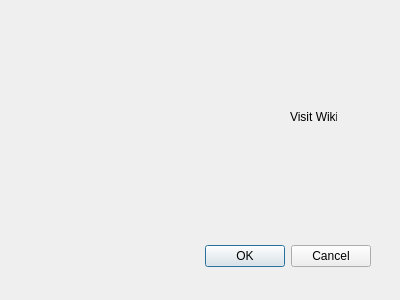
This is infowindow.ui in hrafnkelli14/Verklegt-verkefni-3 as Qt 5 draws it before an edit. The edited form follows.
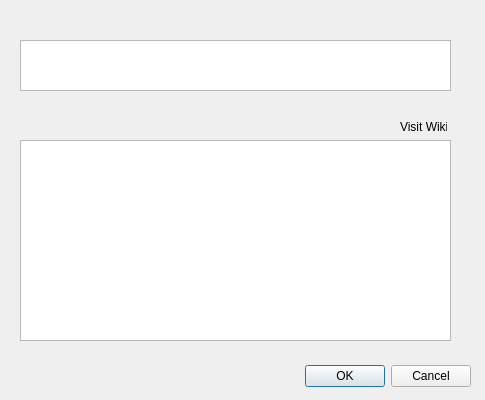
This is the edited form.

Commit message: info window starting to look like something

Patch:
```diff
--- a/infowindow.ui
+++ b/infowindow.ui
@@ -6,8 +6,8 @@
    <rect>
     <x>0</x>
     <y>0</y>
-    <width>400</width>
-    <height>300</height>
+    <width>485</width>
+    <height>400</height>
    </rect>
   </property>
   <property name="windowTitle">
@@ -16,8 +16,8 @@
   <widget class="QDialogButtonBox" name="buttonBox">
    <property name="geometry">
     <rect>
-     <x>30</x>
-     <y>240</y>
+     <x>130</x>
+     <y>360</y>
      <width>341</width>
      <height>32</height>
     </rect>
@@ -32,8 +32,8 @@
   <widget class="QLabel" name="wikiLabel">
    <property name="geometry">
     <rect>
-     <x>290</x>
-     <y>110</y>
+     <x>400</x>
+     <y>120</y>
      <width>47</width>
      <height>13</height>
     </rect>
@@ -42,6 +42,26 @@
     <string>Visit Wiki</string>
    </property>
   </widget>
+  <widget class="QTableView" name="relatedTable">
+   <property name="geometry">
+    <rect>
+     <x>20</x>
+     <y>140</y>
+     <width>431</width>
+     <height>201</height>
+    </rect>
+   </property>
+  </widget>
+  <widget class="QTableView" name="relatorTable">
+   <property name="geometry">
+    <rect>
+     <x>20</x>
+     <y>40</y>
+     <width>431</width>
+     <height>51</height>
+    </rect>
+   </property>
+  </widget>
  </widget>
  <resources/>
  <connections>
```
The commit also changes 6 other files.
